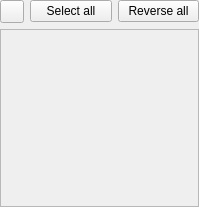
The window that DeviceList.ui (DLdota/OpenRGBEffectsPlugin) describes before a commit, drawn with Qt 5.
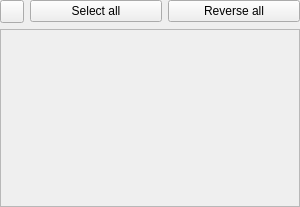
The same window after the commit.

Commit message: Set a fixed size for device list

```diff
--- a/DeviceList.ui
+++ b/DeviceList.ui
@@ -6,20 +6,32 @@
    <rect>
     <x>0</x>
     <y>0</y>
-    <width>199</width>
+    <width>300</width>
     <height>207</height>
    </rect>
   </property>
   <property name="sizePolicy">
-   <sizepolicy hsizetype="Maximum" vsizetype="Preferred">
+   <sizepolicy hsizetype="Preferred" vsizetype="Preferred">
     <horstretch>0</horstretch>
     <verstretch>0</verstretch>
    </sizepolicy>
   </property>
+  <property name="minimumSize">
+   <size>
+    <width>300</width>
+    <height>0</height>
+   </size>
+  </property>
+  <property name="maximumSize">
+   <size>
+    <width>300</width>
+    <height>16777215</height>
+   </size>
+  </property>
   <property name="windowTitle">
    <string>Form</string>
   </property>
-  <layout class="QGridLayout" name="gridLayout" rowstretch="0,0">
+  <layout class="QGridLayout" name="gridLayout" rowstretch="0,1">
    <property name="leftMargin">
     <number>0</number>
    </property>
@@ -67,6 +79,12 @@
    </item>
    <item row="1" column="0" colspan="3">
     <widget class="QScrollArea" name="scrollArea">
+     <property name="sizePolicy">
+      <sizepolicy hsizetype="Preferred" vsizetype="Preferred">
+       <horstretch>0</horstretch>
+       <verstretch>0</verstretch>
+      </sizepolicy>
+     </property>
      <property name="widgetResizable">
       <bool>true</bool>
      </property>
```
Left out of the diff: 2 changed lines with no effect on the pictures.
